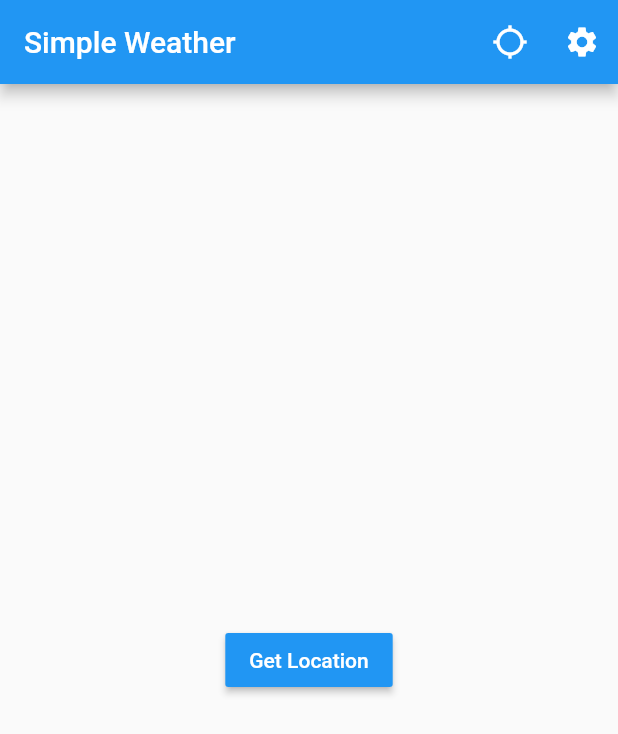
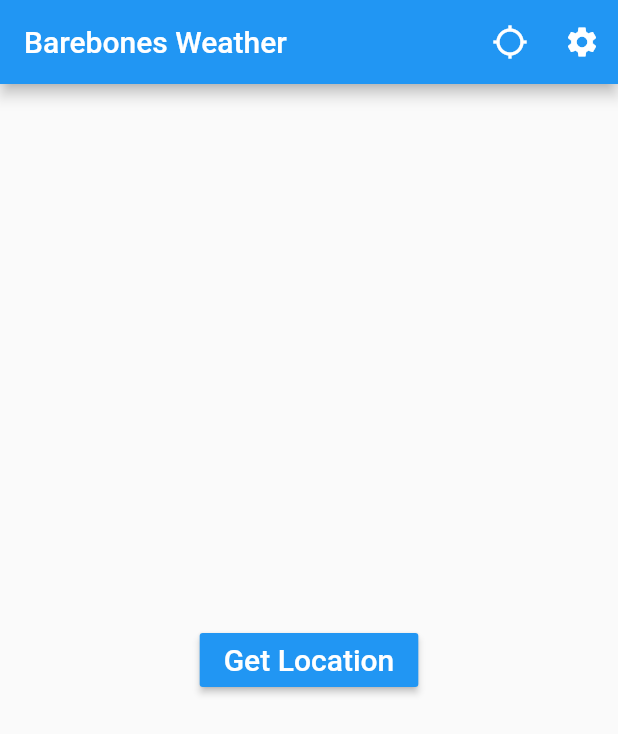
Before and after one commit to Tantan4321/flutter_tantan_weather_app, a Flutter app: the screen it shows after launch, on a phone screen of 412 x 824 dp. Shown: the top 734 px of the screen. Run offline on Flutter 3.47's test engine with Material 2 defaults, Android fonts, the phone set to English and light mode, and no system bars; our stand-ins replace bloc, equatable, flutter_bloc, location.

Commit message:
UI tweaks

```diff
--- a/lib/widgets/weather.dart
+++ b/lib/widgets/weather.dart
@@ -25,7 +25,7 @@ class _WeatherState extends State<Weather> {
   Widget build(BuildContext context) {
     return Scaffold(
       appBar: AppBar(
-        title: Text('Simple Weather'),
+        title: Text('Barebones Weather'),
         actions: <Widget>[
           IconButton(
             icon: const Icon(Icons.location_searching),
@@ -130,7 +130,7 @@ class _WeatherState extends State<Weather> {
                       .add(FetchWeather());
                 },
                 color: Colors.blue,
-                child: Text("Get Location", style: TextStyle(color: Colors.white),),
+                child: Text("Get Location", style: TextStyle(fontSize: 20, color: Colors.white),),
               ));
             },
           ),
```
